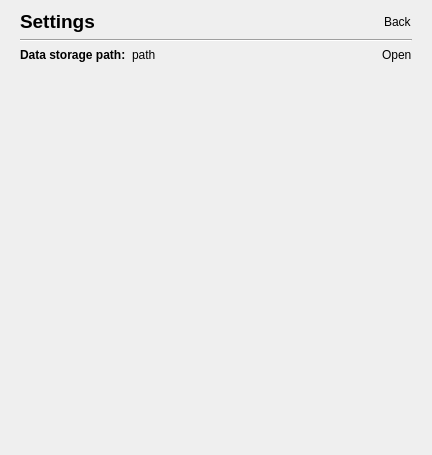
Old version of the form sokketter-ui/sources/mainwindow.ui in the repository morwy/sokketter.
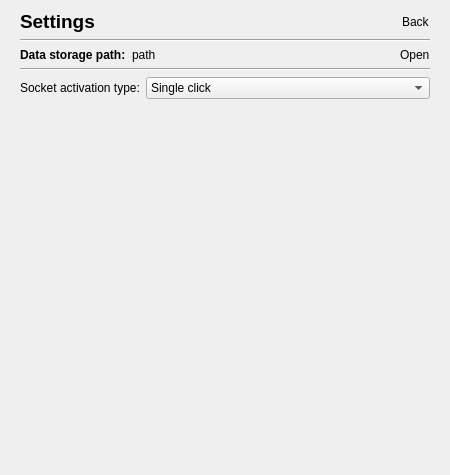
New version of the form. The open tabs and pages were chosen to show the change. Custom widgets are drawn as their Qt base class.

Commit message: feature: added possibility to select how to activate a socket - via single or double click (#11)

```diff
--- a/sokketter-ui/sources/mainwindow.ui
+++ b/sokketter-ui/sources/mainwindow.ui
@@ -6,8 +6,8 @@
    <rect>
     <x>0</x>
     <y>0</y>
-    <width>432</width>
-    <height>455</height>
+    <width>450</width>
+    <height>475</height>
    </rect>
   </property>
   <property name="windowTitle">
@@ -417,6 +417,53 @@
              </layout>
             </widget>
            </item>
+           <item>
+            <widget class="Line" name="line_6">
+             <property name="orientation">
+              <enum>Qt::Horizontal</enum>
+             </property>
+            </widget>
+           </item>
+           <item>
+            <layout class="QFormLayout" name="formLayout">
+             <property name="fieldGrowthPolicy">
+              <enum>QFormLayout::AllNonFixedFieldsGrow</enum>
+             </property>
+             <property name="topMargin">
+              <number>0</number>
+             </property>
+             <property name="bottomMargin">
+              <number>0</number>
+             </property>
+             <item row="0" column="0">
+              <widget class="QLabel" name="label_3">
+               <property name="sizePolicy">
+                <sizepolicy hsizetype="Preferred" vsizetype="Preferred">
+                 <horstretch>0</horstretch>
+                 <verstretch>0</verstretch>
+                </sizepolicy>
+               </property>
+               <property name="text">
+                <string>Socket activation type:</string>
+               </property>
+              </widget>
+             </item>
+             <item row="0" column="1">
+              <widget class="QComboBox" name="settings_socket_activation_combobox">
+               <item>
+                <property name="text">
+                 <string>Single click</string>
+                </property>
+               </item>
+               <item>
+                <property name="text">
+                 <string>Double click</string>
+                </property>
+               </item>
+              </widget>
+             </item>
+            </layout>
+           </item>
            <item>
             <spacer name="verticalSpacer">
              <property name="orientation">
```
The commit also changes 7 other files.
